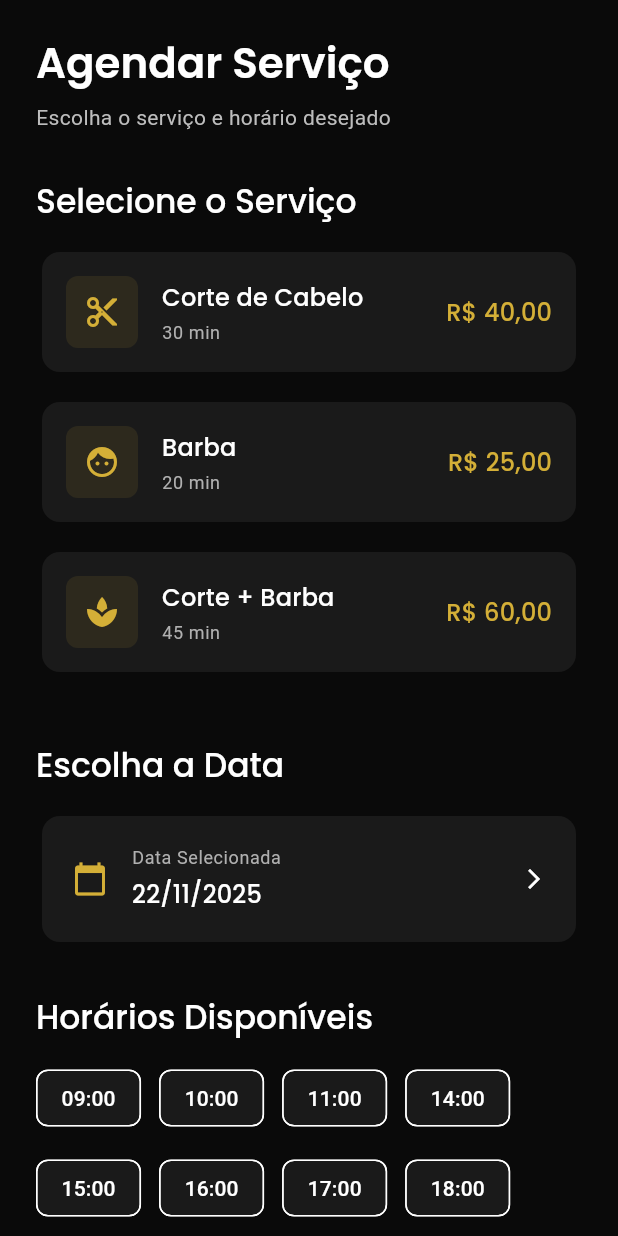
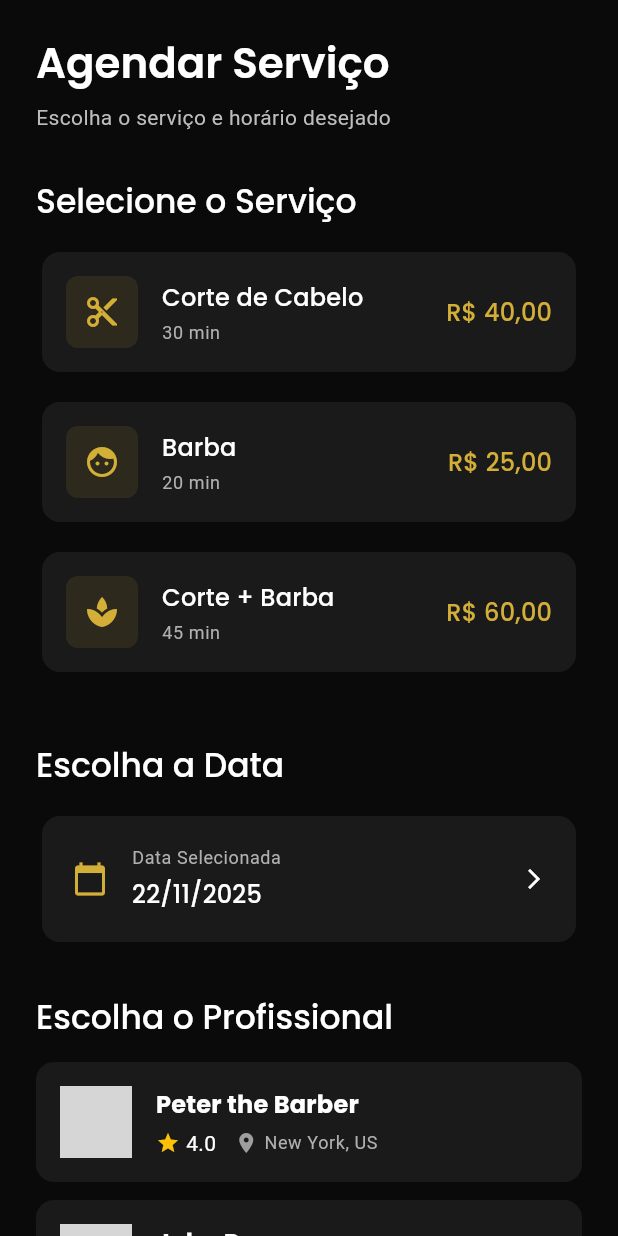
Before and after one commit to caiohebert/na-regua, a Flutter app: the ScheduleScreen screen opened directly, on a phone screen of 412 x 824 dp. Run offline on Flutter 3.47's test engine with Material 3 defaults, Android fonts, the phone set to English and light mode, and no system bars; our stand-ins replace flutter_riverpod, google_fonts, riverpod_annotation, supabase_flutter; accounts and stored records are empty; generated files the repository leaves out were written again; network calls fail; grey boxes are pictures that could not be loaded.

Commit message:
conditionally show date/time options, better mock data

```diff
--- /dev/null
+++ b/lib/providers/barbers_provider.dart
@@ -0,0 +1,9 @@
+import 'package:flutter/material.dart';
+import 'package:flutter_riverpod/flutter_riverpod.dart';
+import '../data/dummy_data.dart';
+import '../models/barber_model.dart';
+
+final barbersProvider = Provider.family<List<BarberModel>, DateTime>((ref, date) {
+  // In a real app, we would filter by availability on this date
+  return dummyBarberAvailability[DateUtils.dateOnly(date)] ?? [];
+});
--- a/lib/providers/services_provider.dart
+++ b/lib/providers/services_provider.dart
@@ -1,5 +1,5 @@
 import 'package:flutter_riverpod/flutter_riverpod.dart';
-import '../data/mock_services.dart';
+import 'package:na_regua/data/dummy_data.dart';
 import '../models/service_model.dart';
 
 final servicesProvider = Provider<List<ServiceModel>>((ref) {
--- /dev/null
+++ b/lib/providers/timetable_provider.dart
@@ -0,0 +1,38 @@
+import 'package:flutter_riverpod/flutter_riverpod.dart';
+import '../models/barber_model.dart';
+import '../data/dummy_data.dart';
+
+class TimetableParams {
+  final BarberModel? barber;
+  final DateTime date;
+
+  const TimetableParams({
+    required this.barber,
+    required this.date,
+  });
+
+  @override
+  bool operator ==(Object other) {
+    if (identical(this, other)) return true;
+
+    return other is TimetableParams &&
+      other.barber == barber &&
+      other.date == date;
+  }
+
+  @override
+  int get hashCode => barber.hashCode ^ date.hashCode;
+}
+
+final timetableProvider = FutureProvider.family<List<String>, TimetableParams>((ref, params) async {
+  // Simulate network delay
+  await Future.delayed(const Duration(milliseconds: 500));
+
+  if (params.barber == null) {
+    return [];
+  }
+
+  // Mock logic: different barbers have different schedules or just random for now
+  // In a real app, this would fetch from backend based on barberId and date
+  return dummyTimetable[params.barber!.name] ?? [];
+});
--- a/lib/screens/schedule_screen.dart
+++ b/lib/screens/schedule_screen.dart
@@ -3,7 +3,10 @@ import 'package:flutter_riverpod/flutter_riverpod.dart';
 import 'package:na_regua/providers/navigation_provider.dart';
 import 'package:na_regua/providers/services_provider.dart';
 import 'package:na_regua/widgets/date_picker_widget.dart';
+import 'package:na_regua/widgets/barber_picker.dart';
 import 'package:na_regua/widgets/service_card.dart';
+import 'package:na_regua/widgets/timetable_widget.dart';
+import 'package:na_regua/models/barber_model.dart';
 
 class ScheduleScreen extends ConsumerStatefulWidget {
   const ScheduleScreen({super.key});
@@ -14,6 +17,8 @@ class ScheduleScreen extends ConsumerStatefulWidget {
 
 class _ScheduleScreenState extends ConsumerState<ScheduleScreen> {
   DateTime _selectedDate = DateTime.now();
+  BarberModel? _selectedBarber;
+  String? _selectedTime;
 
   @override
   Widget build(BuildContext context) {
@@ -85,26 +90,23 @@ class _ScheduleScreenState extends ConsumerState<ScheduleScreen> {
 
               const SizedBox(height: 32),
 
+              BarberPicker(
+                date: _selectedDate,
+                onBarberSelected: (barber) => setState(() {
+                  _selectedBarber = barber;
+                  _selectedTime = null; // Reset time when barber changes
+                }),
+              ),
+
+              const SizedBox(height: 32),
+
               // Time Selection
-              Text(
-                'Horários Disponíveis',
-                style: Theme.of(context).textTheme.titleLarge,
-              ),
-              const SizedBox(height: 16),
-              Wrap(
-                spacing: 12,
-                runSpacing: 12,
-                children: [
-                  '09:00',
-                  '10:00',
-                  '11:00',
-                  '14:00',
-                  '15:00',
-                  '16:00',
-                  '17:00',
-                  '18:00',
-                ].map((time) => _TimeChip(time: time)).toList(),
-              ),
+              if (_selectedBarber != null)
+                TimetableWidget(
+                  barber: _selectedBarber,
+                  date: _selectedDate,
+                  onTimeSelected: (time) => setState(() => _selectedTime = time),
+                ),
 
               const SizedBox(height: 32),
 
@@ -112,13 +114,16 @@ class _ScheduleScreenState extends ConsumerState<ScheduleScreen> {
               SizedBox(
                 width: double.infinity,
                 child: ElevatedButton(
-                  onPressed: () {
-                    ScaffoldMessenger.of(context).showSnackBar(
-                      const SnackBar(
-                        content: Text('Funcionalidade de agendamento em desenvolvimento'),
-                      ),
-                    );
-                  },
+                  onPressed: _selectedTime != null
+                      ? () {
+                          final barberName = _selectedBarber?.name ?? 'Nenhum barbeiro selecionado';
+                          ScaffoldMessenger.of(context).showSnackBar(
+                            SnackBar(
+                              content: Text('Agendamento com $barberName às $_selectedTime em desenvolvimento'),
+                            ),
+                          );
+                        }
+                      : null,
                   child: const Text('Confirmar Agendamento'),
                 ),
               ),
@@ -129,34 +134,3 @@ class _ScheduleScreenState extends ConsumerState<ScheduleScreen> {
     );
   }
 }
-
-class _TimeChip extends StatefulWidget {
-  final String time;
-
-  const _TimeChip({required this.time});
-
-  @override
-  State<_TimeChip> createState() => _TimeChipState();
-}
-
-class _TimeChipState extends State<_TimeChip> {
-  bool _isSelected = false;
-
-  @override
-  Widget build(BuildContext context) {
-    return FilterChip(
-      label: Text(widget.time),
-      selected: _isSelected,
-      onSelected: (selected) {
-        setState(() => _isSelected = selected);
-      },
-      selectedColor: Theme.of(context).colorScheme.primary,
-      checkmarkColor: Theme.of(context).colorScheme.onPrimary,
-      labelStyle: TextStyle(
-        color: _isSelected
-            ? Theme.of(context).colorScheme.onPrimary
-            : Theme.of(context).colorScheme.onSurface,
-      ),
-    );
-  }
-}
--- /dev/null
+++ b/lib/widgets/barber_picker.dart
@@ -0,0 +1,116 @@
+import 'package:flutter/material.dart';
+import 'package:flutter_riverpod/flutter_riverpod.dart';
+import '../models/barber_model.dart';
+import '../providers/barbers_provider.dart';
+
+class BarberPicker extends ConsumerStatefulWidget {
+  final DateTime date;
+  final ValueChanged<BarberModel> onBarberSelected;
+
+  const BarberPicker({
+    super.key,
+    required this.date,
+    required this.onBarberSelected,
+  });
+
+  @override
+  ConsumerState<BarberPicker> createState() => _BarberPickerState();
+}
+
+class _BarberPickerState extends ConsumerState<BarberPicker> {
+  BarberModel? _selectedBarber;
+
+  @override
+  Widget build(BuildContext context) {
+    final barbers = ref.watch(barbersProvider(widget.date));
+
+    return Column(
+      crossAxisAlignment: CrossAxisAlignment.start,
+      children: [
+        Text(
+          'Escolha o Profissional',
+          style: Theme.of(context).textTheme.titleLarge,
+        ),
+        const SizedBox(height: 16),
+        ...barbers.map((barber) {
+          final isSelected = _selectedBarber == barber;
+          return GestureDetector(
+            onTap: () {
+              setState(() {
+                _selectedBarber = barber;
+              });
+              widget.onBarberSelected(barber);
+            },
+            child: Container(
+              margin: const EdgeInsets.only(bottom: 12),
+              padding: const EdgeInsets.all(16),
+              decoration: BoxDecoration(
+                color: Theme.of(context).cardColor,
+                borderRadius: BorderRadius.circular(12),
+                border: isSelected
+                    ? Border.all(color: Theme.of(context).colorScheme.primary, width: 2)
+                    : null,
+              ),
+              child: Row(
+                children: [
+                  CircleAvatar(
+                    backgroundImage: NetworkImage(barber.imageUrl),
+                    radius: 24,
+                  ),
+                  const SizedBox(width: 16),
+                  Expanded(
+                    child: Column(
+                      crossAxisAlignment: CrossAxisAlignment.start,
+                      children: [
+                        Text(
+                          barber.name,
+                          style: Theme.of(context).textTheme.titleMedium?.copyWith(
+                                fontWeight: FontWeight.bold,
+                              ),
+                        ),
+                        const SizedBox(height: 4),
+                        Row(
+                          children: [
+                            Icon(
+                              Icons.star,
+                              color: Colors.amber,
+                              size: 16,
+                            ),
+                            const SizedBox(width: 4),
+                            Text(
+                              barber.rating.toString(),
+                              style: Theme.of(context).textTheme.bodyMedium,
+                            ),
+                            const SizedBox(width: 12),
+                            Icon(
+                              Icons.location_on,
+                              color: Colors.grey,
+                              size: 16,
+                            ),
+                            const SizedBox(width: 4),
+                            Expanded(
+                              child: Text(
+                                barber.location,
+                                style: Theme.of(context).textTheme.bodySmall,
+                                overflow: TextOverflow.ellipsis,
+                              ),
+                            ),
+                          ],
+                        ),
+                      ],
+                    ),
+                  ),
+                  if (isSelected)
+                    Icon(
+                      Icons.check_circle,
+                      color: Theme.of(context).colorScheme.primary,
+                    ),
+                ],
+              ),
+            ),
+          );
+        }),
+      ],
+    );
+  }
+}
```
Also changed, not shown: lib/data/dummy_data.dart (+54 -0 lines), lib/data/mock_services.dart (deleted, +0 -23 lines), lib/widgets/timetable_widget.dart (added, +89 -0 lines).
